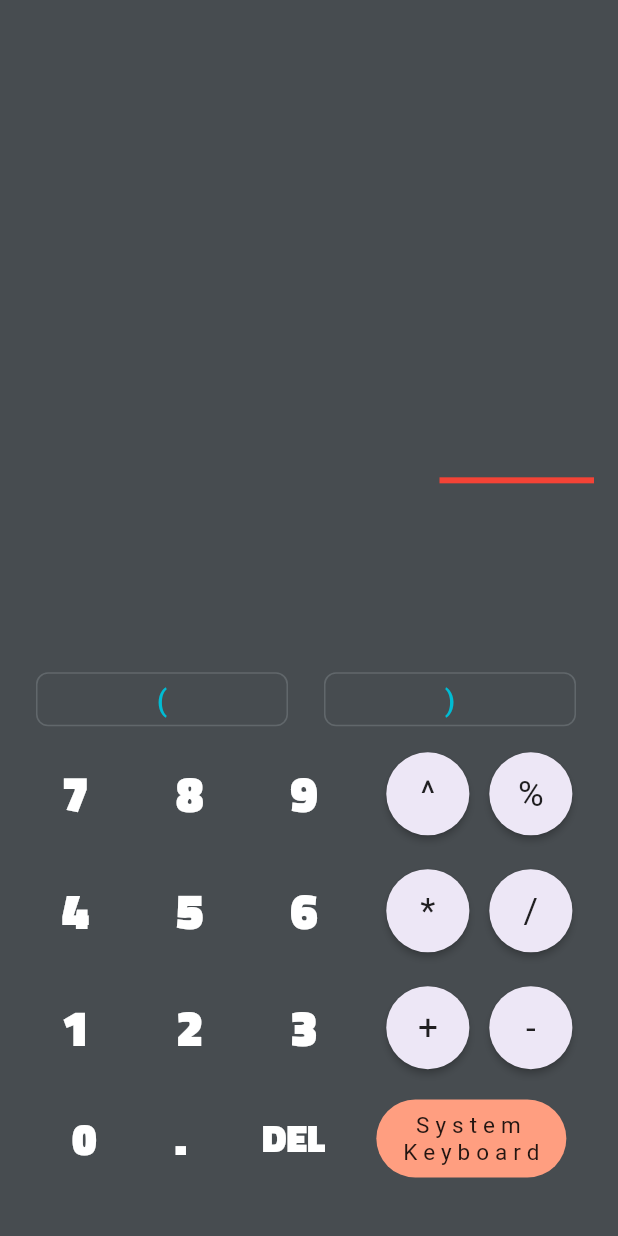
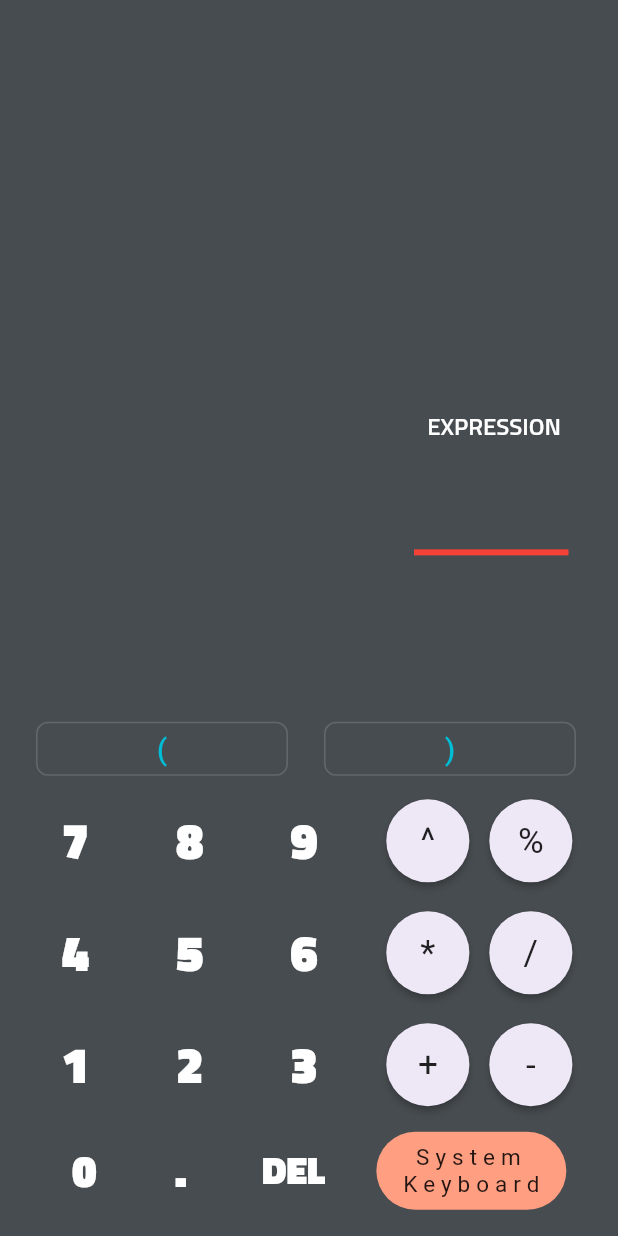
Before and after one commit to itsatifsiddiqui/prefix-infix-postfix, a Flutter app: the screen it shows after launch, on a phone screen of 412 x 824 dp. Run offline on Flutter 3.47's test engine with Material 2 defaults, Android fonts, the phone set to English and light mode, and no system bars; our stand-ins replace eva_icons_flutter.

Commit message:
expression label

```diff
--- a/lib/converter_ui.dart
+++ b/lib/converter_ui.dart
@@ -46,7 +46,7 @@ class _ConverterUIState extends State<ConverterUI> {
       resizeToAvoidBottomPadding: false,
       backgroundColor: bgColor,
       body: Padding(
-        padding: EdgeInsets.only(left: 12, bottom: 30, right: 16),
+        padding: EdgeInsets.only(left: 12, bottom: 10, right: 16),
         child: ListView(
           reverse: true,
           // mainAxisAlignment: MainAxisAlignment.end,
@@ -180,9 +180,11 @@ class _ConverterUIState extends State<ConverterUI> {
                 ),
               ],
             ),
-            Align(
-              alignment: Alignment.centerLeft,
+            Padding(
+              padding: const EdgeInsets.symmetric(horizontal: 20.0),
               child: Column(
+                mainAxisAlignment: MainAxisAlignment.end,
+                crossAxisAlignment: CrossAxisAlignment.end,
                 children: <Widget>[
                   Text(
                     Infix.toPostfixExpression(
@@ -191,18 +193,32 @@ class _ConverterUIState extends State<ConverterUI> {
                         .reversed
                         .join(),
                     maxLines: 1,
-                    style: TextStyle(fontSize: 25, color: Colors.white),
+                    style: TextStyle(
+                        fontSize: 22,
+                        height: 0.9,
+                        color: Colors.white,
+                        fontFamily: "titillium"),
                   ),
                   SizedBox(height: 5),
                   Text(
                     Infix.toPostfixExpression(_controller.text),
                     maxLines: 1,
-                    style: TextStyle(fontSize: 25, color: Colors.white),
+                    textDirection: TextDirection.ltr,
+                    // textAlign: TextAlign.right,
+                    style: TextStyle(
+                        fontSize: 22,
+                        height: 0.9,
+                        color: Colors.white,
+                        fontFamily: "titillium"),
                   ),
                   SizedBox(height: 5),
                   Text(
                     toValue(),
-                    style: TextStyle(fontSize: 25, color: Colors.green),
+                    style: TextStyle(
+                        fontSize: 22,
+                        height: 0.9,
+                        color: Colors.green,
+                        fontFamily: "titillium"),
                     maxLines: 1,
                   ),
                   SizedBox(height: 15),
@@ -210,7 +226,7 @@ class _ConverterUIState extends State<ConverterUI> {
               ),
             ),
             Padding(
-              padding: const EdgeInsets.only(bottom: 8, top: 0),
+              padding: const EdgeInsets.only(bottom: 20, top: 0, right: 17),
               child: Align(
                 alignment: Alignment.centerRight,
                 child: Container(
@@ -220,9 +236,8 @@ class _ConverterUIState extends State<ConverterUI> {
                 ),
               ),
             ),
-            AnimatedContainer(
-              duration: Duration(microseconds: 100),
-              alignment: Alignment.centerRight,
+            Padding(
+              padding: const EdgeInsets.symmetric(horizontal: 16.0),
               child: TextField(
                 enabled: _keyboardFlag,
                 controller: _controller,
@@ -237,6 +252,19 @@ class _ConverterUIState extends State<ConverterUI> {
                 ),
               ),
             ),
+            Padding(
+              padding: const EdgeInsets.symmetric(horizontal: 22.0),
+              child: Text(
+                "EXPRESSION",
+                style: TextStyle(
+                  color: Colors.white,
+                  fontFamily: "titillium",
+                  fontSize: 16,
+                  fontWeight: FontWeight.w600,
+                ),
+                textAlign: TextAlign.end,
+              ),
+            )
           ],
         ),
       ),
@@ -245,9 +273,15 @@ class _ConverterUIState extends State<ConverterUI> {
 
   String toValue() {
     try {
-      return Infix.toValue(_controller.text).toString();
+      if (_controller.text.length == 0) return "";
+      String value = Infix.toValue(_controller.text).toString();
+      if (value.substring(value.length - 2, value.length) == ".0")
+        return value.substring(0, value.length - 2);
+      else {
+        return value;
+      }
     } catch (e) {
-      return "";
+      return "INVALID EXPRESSION";
     }
   }
 
@@ -295,13 +329,13 @@ class _ConverterUIState extends State<ConverterUI> {
 
   double fontsize() {
     int size = _controller.text.length;
-    if (size < 6)
+    if (size < 10)
       return 60;
-    else if (size < 9)
+    else if (size < 12)
       return 55;
-    else if (size < 12)
+    else if (size < 14)
       return 50;
-    else if (size < 15)
+    else if (size < 16)
       return 45;
     else if (size < 18)
       return 40;
--- a/lib/widgets/transparent_button.dart
+++ b/lib/widgets/transparent_button.dart
@@ -19,7 +19,7 @@ class TransparentButton extends StatelessWidget {
         },
         child: Padding(
           // padding: EdgeInsets.all(20),
-          padding: EdgeInsets.symmetric(horizontal: 24, vertical: 10),
+          padding: EdgeInsets.symmetric(horizontal: 24, vertical: 8.5),
           child: Text(
             letter,
             textAlign: TextAlign.center,
```
Also changed, not shown: lib/animated_text_field.dart (added, +33 -0 lines).
